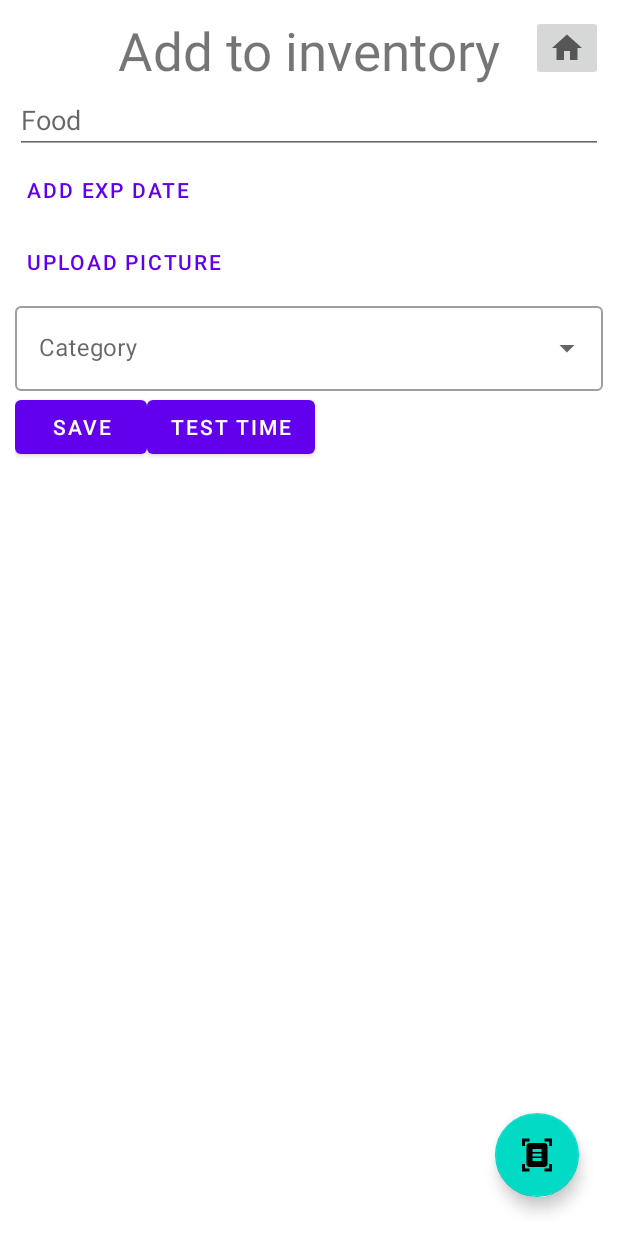
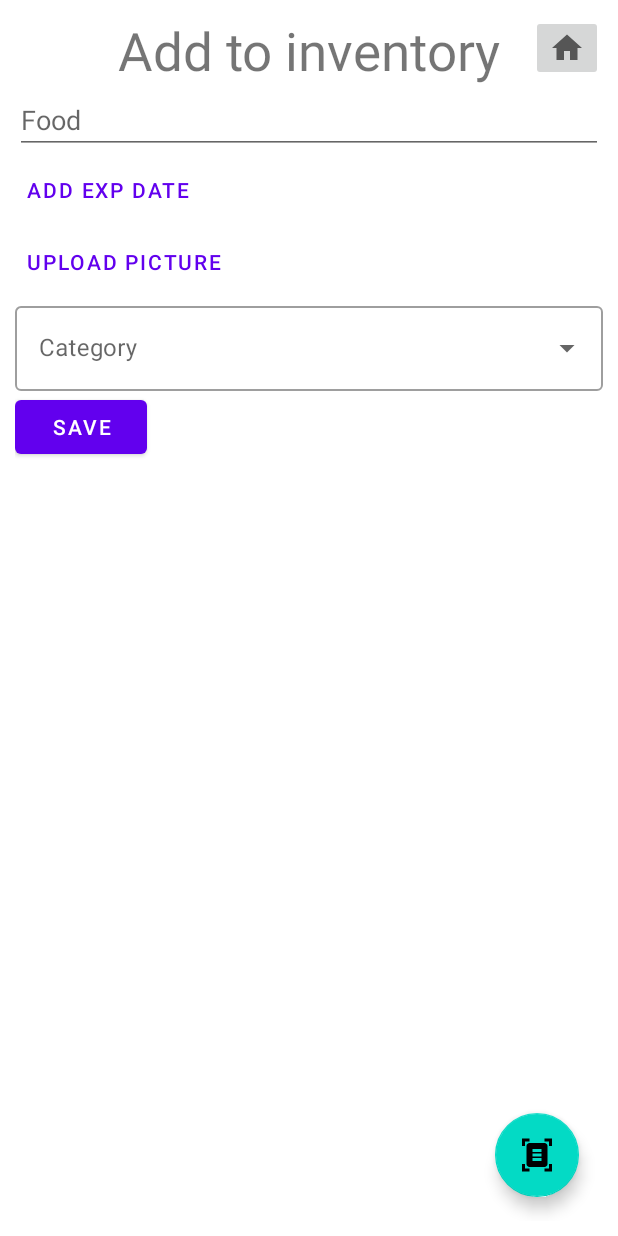
Before and after one commit to carokds/wastenot-app, an Android app: the AddFragment screen opened through its navigation route, on a phone screen of 412 x 824 dp. Run offline under Robolectric (Android 15) with nearby library versions, the phone set to English and light mode, and no system bars; our stand-ins replace Firebase (no records; nobody signed in at launch, a user with empty details on screens opened directly); libraries missing offline, so code that uses them is left out: com.firebase.ui; pictures from the network do not load; 4 statements that could not run were skipped.

```diff
--- a/app/src/main/res/layout/fragment_add.xml
+++ b/app/src/main/res/layout/fragment_add.xml
@@ -76,13 +76,7 @@
         app:layout_constraintStart_toStartOf="parent"
         app:layout_constraintTop_toBottomOf="@+id/et_category" />
 
-    <Button
-        android:id="@+id/btn_save_time"
-        android:layout_width="wrap_content"
-        android:layout_height="wrap_content"
-        android:text="TEST TIME"
-        app:layout_constraintTop_toBottomOf="@+id/et_category"
-        app:layout_constraintStart_toEndOf="@+id/btn_save_food" />
+
 
     <com.google.android.material.floatingactionbutton.FloatingActionButton
         android:id="@+id/btn_scan"
```
